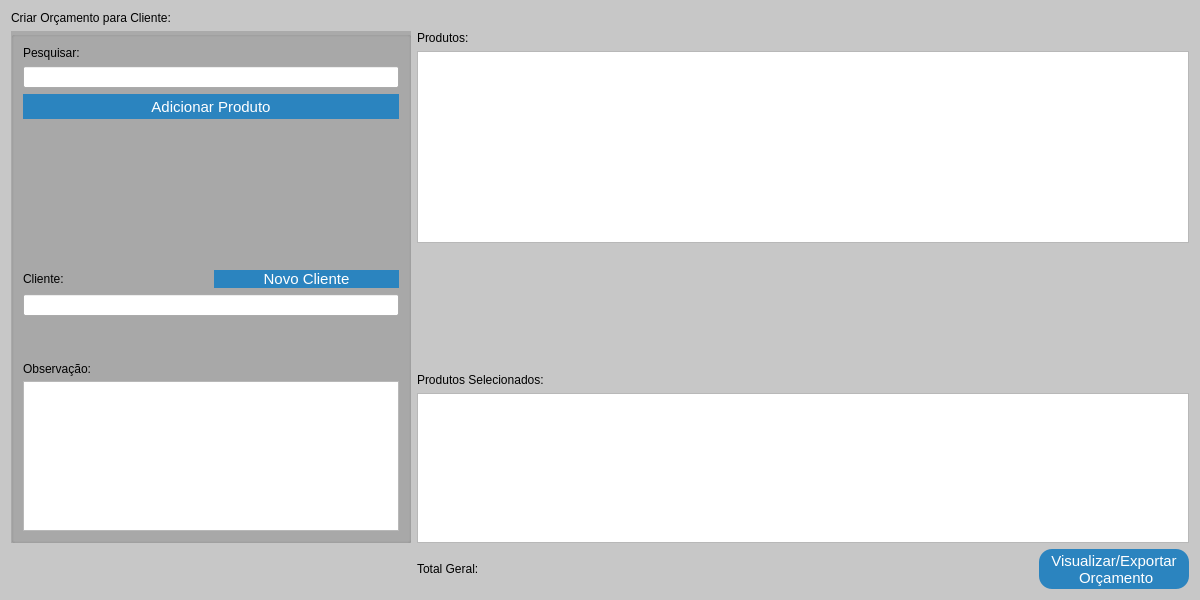
Above: src/janelaorcamento.ui from GabR36/QEstoqueLoja before the change. Below: the same form after it.
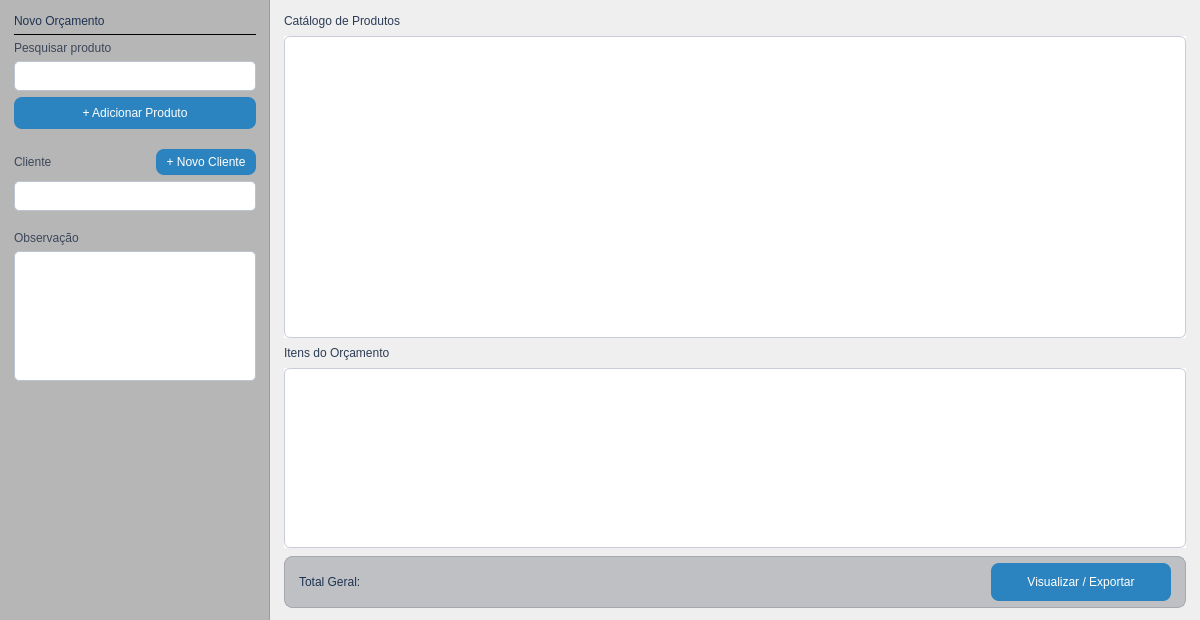
That is the form after the change. Custom widgets are drawn as their Qt base class.

Commit message: entrasvendas refatorado para services e repository + mudanças esteticas pequenas

```diff
--- a/src/janelaorcamento.ui
+++ b/src/janelaorcamento.ui
@@ -7,13 +7,13 @@
     <x>0</x>
     <y>0</y>
     <width>1200</width>
-    <height>600</height>
+    <height>620</height>
    </rect>
   </property>
   <property name="minimumSize">
    <size>
-    <width>1200</width>
-    <height>600</height>
+    <width>1000</width>
+    <height>560</height>
    </size>
   </property>
   <property name="windowTitle">
@@ -21,14 +21,15 @@
   </property>
   <property name="styleSheet">
    <string notr="true">
-#JanelaOrcamento{
-background-color: rgb(199, 199, 199);
+#JanelaOrcamento {
+  background-color: qlineargradient(spread:pad, x1:0, y1:0, x2:1, y2:0,
+    stop:0 rgba(199, 199, 199, 255), stop:1 rgba(170, 170, 170, 255));
 }
-QPushButton{
-background-color: rgb(43, 132, 191);
-color: rgb(255, 255, 255);
-font-size: 15px;
-border-radius: 13px;
+QPushButton {
+  background-color: rgb(43, 132, 191);
+  color: rgb(255, 255, 255);
+  font: 600 10pt &quot;Segoe UI&quot;;
+  border-radius: 8px;
 }
 QPushButton:hover{
 	background-color: rgb(13, 92, 161);
@@ -39,54 +40,131 @@
 font-size: 15px;
 border-radius: 13px;
 }
-QGroupBox{
-background-color:rgb(170, 170, 170);
-	font: 700 9pt &quot;Segoe UI&quot;;
-	font-size: 15px;
+QLineEdit, QTextEdit {
+  background-color: white;
+  border: 1px solid rgb(190, 195, 210);
+  border-radius: 5px;
+  padding: 3px 6px;
+  font: 10pt &quot;Segoe UI&quot;;
 }
+QLineEdit:focus, QTextEdit:focus {
+  border-color: rgb(43, 132, 191);
+}
+QTableView {
+  background-color: white;
+  border: 1px solid rgb(200, 205, 215);
+  border-radius: 6px;
+  gridline-color: rgb(230, 232, 238);
+  selection-background-color: rgb(210, 228, 248);
+  selection-color: rgb(30, 50, 80);
+}
 </string>
   </property>
-  <layout class="QGridLayout" name="gridLayout">
-   <item row="0" column="0" colspan="3">
+  <layout class="QHBoxLayout" name="mainHLayout">
+   <property name="spacing">
+    <number>0</number>
+   </property>
+   <property name="leftMargin">
+    <number>0</number>
+   </property>
+   <property name="topMargin">
+    <number>0</number>
+   </property>
+   <property name="rightMargin">
+    <number>0</number>
+   </property>
+   <property name="bottomMargin">
+    <number>0</number>
+   </property>
+   <item>
+    <widget class="QFrame" name="leftPanel">
+     <property name="minimumSize">
+      <size>
+       <width>270</width>
+       <height>0</height>
+      </size>
+     </property>
+     <property name="maximumSize">
+      <size>
+       <width>270</width>
+       <height>16777215</height>
+      </size>
+     </property>
+     <property name="styleSheet">
+      <string notr="true">
+#leftPanel {
+  background-color: rgb(182, 182, 182);
+  border-right: 1px solid rgb(155, 155, 155);
+}
+      </string>
+     </property>
+     <property name="frameShape">
+      <enum>QFrame::Shape::NoFrame</enum>
+     </property>
+     <layout class="QVBoxLayout" name="leftVLayout">
+      <property name="spacing">
+       <number>6</number>
+      </property>
+      <property name="leftMargin">
+       <number>14</number>
+      </property>
+      <property name="topMargin">
+       <number>14</number>
+      </property>
+      <property name="rightMargin">
+       <number>14</number>
+      </property>
+      <property name="bottomMargin">
+       <number>14</number>
+      </property>
+      <item>
     <widget class="QLabel" name="label_11">
      <property name="styleSheet">
-      <string notr="true">font: 700 15pt &quot;Ubuntu&quot;;</string>
+         <string notr="true">font: 700 11pt &quot;Segoe UI&quot;; color: rgb(30, 50, 80);</string>
      </property>
      <property name="text">
-      <string>Criar Orçamento para Cliente:</string>
+         <string>Novo Orçamento</string>
      </property>
     </widget>
    </item>
-   <item row="1" column="0">
-    <widget class="QGroupBox" name="groupBox">
+      <item>
+       <widget class="QFrame" name="sep1">
      <property name="maximumSize">
       <size>
-       <width>400</width>
-       <height>16777215</height>
-      </size>
-     </property>
-     <property name="title">
-      <string/>
-     </property>
-     <layout class="QVBoxLayout" name="verticalLayout_18">
-      <item>
-       <layout class="QVBoxLayout" name="verticalLayout_14">
+          <width>16777215</width>
+          <height>1</height>
+         </size>
+        </property>
+        <property name="styleSheet">
+         <string notr="true">background-color: rgb(150, 150, 150);</string>
+        </property>
+        <property name="frameShape">
+         <enum>QFrame::Shape::HLine</enum>
+        </property>
+       </widget>
+      </item>
         <item>
          <widget class="QLabel" name="label_7">
           <property name="styleSheet">
-           <string notr="true">font: 500 10pt &quot;Ubuntu&quot;;</string>
+         <string notr="true">font: 600 9pt &quot;Segoe UI&quot;; color: rgb(60, 70, 90);</string>
           </property>
           <property name="text">
-           <string>Pesquisar:</string>
+         <string>Pesquisar produto</string>
           </property>
          </widget>
         </item>
         <item>
          <widget class="CustomLineEdit" name="Ledit_PesquisaProduto">
+        <property name="minimumSize">
+         <size>
+          <width>0</width>
+          <height>30</height>
+         </size>
+        </property>
           <property name="maximumSize">
            <size>
-            <width>1231231</width>
-            <height>16777215</height>
+          <width>16777215</width>
+          <height>30</height>
            </size>
           </property>
          </widget>
@@ -96,53 +174,95 @@
           <property name="minimumSize">
            <size>
             <width>0</width>
-            <height>25</height>
+          <height>32</height>
            </size>
           </property>
           <property name="maximumSize">
            <size>
             <width>16777215</width>
-            <height>25</height>
+          <height>32</height>
            </size>
           </property>
           <property name="text">
-           <string>Adicionar Produto</string>
+         <string>+ Adicionar Produto</string>
           </property>
          </widget>
         </item>
-       </layout>
-      </item>
       <item>
-       <spacer name="verticalSpacer_2">
-        <property name="orientation">
-         <enum>Qt::Orientation::Vertical</enum>
+       <widget class="QFrame" name="sep2">
+        <property name="minimumSize">
+         <size>
+          <width>0</width>
+          <height>8</height>
+         </size>
         </property>
-        <property name="sizeHint" stdset="0">
+        <property name="maximumSize">
          <size>
-          <width>20</width>
-          <height>40</height>
+          <width>16777215</width>
+          <height>8</height>
          </size>
         </property>
-       </spacer>
+        <property name="styleSheet">
+         <string notr="true">background-color: transparent;</string>
+        </property>
+        <property name="frameShape">
+         <enum>QFrame::Shape::NoFrame</enum>
+        </property>
+       </widget>
       </item>
       <item>
-       <layout class="QVBoxLayout" name="verticalLayout_13">
-        <item>
-         <layout class="QHBoxLayout" name="horizontalLayout_4">
+       <layout class="QHBoxLayout" name="clienteHeaderLayout">
+        <property name="spacing">
+         <number>6</number>
+        </property>
           <item>
            <widget class="QLabel" name="label_6">
             <property name="styleSheet">
-             <string notr="true">font: 500 10pt &quot;Ubuntu&quot;;</string>
+           <string notr="true">font: 600 9pt &quot;Segoe UI&quot;; color: rgb(60, 70, 90);</string>
             </property>
             <property name="text">
-             <string>Cliente:</string>
+           <string>Cliente</string>
             </property>
            </widget>
           </item>
+        <item>
+         <spacer name="clienteHeaderSpacer">
+          <property name="orientation">
+           <enum>Qt::Orientation::Horizontal</enum>
+          </property>
+          <property name="sizeHint" stdset="0">
+           <size>
+            <width>40</width>
+            <height>20</height>
+           </size>
+          </property>
+         </spacer>
+        </item>
           <item>
            <widget class="QPushButton" name="Btn_NovoCliente">
+          <property name="sizePolicy">
+           <sizepolicy hsizetype="Fixed" vsizetype="Fixed">
+            <horstretch>0</horstretch>
+            <verstretch>0</verstretch>
+           </sizepolicy>
+          </property>
+          <property name="minimumSize">
+           <size>
+            <width>100</width>
+            <height>26</height>
+           </size>
+          </property>
+          <property name="maximumSize">
+           <size>
+            <width>100</width>
+            <height>26</height>
+           </size>
+          </property>
+          <property name="styleSheet">
+           <string notr="true">font: 600 8pt &quot;Segoe UI&quot;;</string>
+          </property>
             <property name="text">
-             <string>Novo Cliente</string>
+           <string>+ Novo Cliente</string>
             </property>
            </widget>
           </item>
@@ -153,44 +273,46 @@
           <property name="minimumSize">
            <size>
             <width>0</width>
-            <height>0</height>
+          <height>30</height>
            </size>
           </property>
           <property name="maximumSize">
            <size>
             <width>16777215</width>
-            <height>16777215</height>
+          <height>30</height>
            </size>
           </property>
          </widget>
         </item>
-       </layout>
-      </item>
       <item>
-       <layout class="QVBoxLayout" name="verticalLayout_15">
-        <property name="spacing">
-         <number>5</number>
+       <widget class="QFrame" name="sep3">
+        <property name="minimumSize">
+         <size>
+          <width>0</width>
+          <height>8</height>
+         </size>
         </property>
-        <item>
-         <spacer name="verticalSpacer">
-          <property name="orientation">
-           <enum>Qt::Orientation::Vertical</enum>
-          </property>
-          <property name="sizeHint" stdset="0">
+        <property name="maximumSize">
            <size>
-            <width>20</width>
-            <height>40</height>
-           </size>
-          </property>
-         </spacer>
+          <width>16777215</width>
+          <height>8</height>
+         </size>
+        </property>
+        <property name="styleSheet">
+         <string notr="true">background-color: transparent;</string>
+        </property>
+        <property name="frameShape">
+         <enum>QFrame::Shape::NoFrame</enum>
+        </property>
+       </widget>
         </item>
         <item>
          <widget class="QLabel" name="label_9">
           <property name="styleSheet">
-           <string notr="true">font: 500 10pt &quot;Ubuntu&quot;;</string>
+         <string notr="true">font: 600 9pt &quot;Segoe UI&quot;; color: rgb(60, 70, 90);</string>
           </property>
           <property name="text">
-           <string>Observação:</string>
+         <string>Observação</string>
           </property>
          </widget>
         </item>
@@ -199,27 +321,52 @@
           <property name="maximumSize">
            <size>
             <width>16777215</width>
-            <height>150</height>
+          <height>130</height>
            </size>
           </property>
          </widget>
         </item>
-       </layout>
+      <item>
+       <spacer name="leftBottomSpacer">
+        <property name="orientation">
+         <enum>Qt::Orientation::Vertical</enum>
+        </property>
+        <property name="sizeHint" stdset="0">
+         <size>
+          <width>20</width>
+          <height>40</height>
+         </size>
+        </property>
+       </spacer>
       </item>
      </layout>
     </widget>
    </item>
-   <item row="1" column="1" colspan="2">
-    <layout class="QVBoxLayout" name="verticalLayout_21">
      <item>
-      <layout class="QVBoxLayout" name="verticalLayout_17">
+    <widget class="QWidget" name="rightContent">
+     <layout class="QVBoxLayout" name="rightVLayout">
+      <property name="spacing">
+       <number>8</number>
+      </property>
+      <property name="leftMargin">
+       <number>14</number>
+      </property>
+      <property name="topMargin">
+       <number>14</number>
+      </property>
+      <property name="rightMargin">
+       <number>14</number>
+      </property>
+      <property name="bottomMargin">
+       <number>12</number>
+      </property>
        <item>
         <widget class="QLabel" name="label_10">
          <property name="styleSheet">
-          <string notr="true">font: 500 10pt &quot;Ubuntu&quot;;</string>
+         <string notr="true">font: 700 9pt &quot;Segoe UI&quot;; color: rgb(45, 60, 85);</string>
          </property>
          <property name="text">
-          <string>Produtos:</string>
+         <string>Catálogo de Produtos</string>
          </property>
         </widget>
        </item>
@@ -239,39 +386,28 @@
          </property>
         </widget>
        </item>
-      </layout>
-     </item>
-     <item>
-      <spacer name="verticalSpacer_3">
-       <property name="orientation">
-        <enum>Qt::Orientation::Vertical</enum>
-       </property>
-       <property name="sizeHint" stdset="0">
-        <size>
-         <width>20</width>
-         <height>40</height>
-        </size>
-       </property>
-      </spacer>
-     </item>
-     <item>
-      <layout class="QVBoxLayout" name="verticalLayout_16">
        <item>
         <widget class="QLabel" name="label_8">
          <property name="styleSheet">
-          <string notr="true">font: 500 10pt &quot;Ubuntu&quot;;</string>
+         <string notr="true">font: 700 9pt &quot;Segoe UI&quot;; color: rgb(45, 60, 85);</string>
          </property>
          <property name="text">
-          <string>Produtos Selecionados:</string>
+         <string>Itens do Orçamento</string>
          </property>
         </widget>
        </item>
        <item>
         <widget class="QTableView" name="Tview_ProdutosSelec">
+        <property name="minimumSize">
+         <size>
+          <width>0</width>
+          <height>130</height>
+         </size>
+        </property>
          <property name="maximumSize">
           <size>
            <width>16777215</width>
-           <height>150</height>
+          <height>180</height>
           </size>
          </property>
          <property name="contextMenuPolicy">
@@ -294,38 +430,100 @@
          </attribute>
         </widget>
        </item>
-      </layout>
-     </item>
-    </layout>
-   </item>
-   <item row="2" column="1">
+      <item>
+       <widget class="QFrame" name="footerBar">
+        <property name="minimumSize">
+         <size>
+          <width>0</width>
+          <height>52</height>
+         </size>
+        </property>
+        <property name="maximumSize">
+         <size>
+          <width>16777215</width>
+          <height>52</height>
+         </size>
+        </property>
+        <property name="styleSheet">
+         <string notr="true">
+#footerBar {
+  background-color: rgb(190, 192, 196);
+  border-radius: 8px;
+  border: 1px solid rgb(165, 168, 175);
+}
+         </string>
+        </property>
+        <property name="frameShape">
+         <enum>QFrame::Shape::StyledPanel</enum>
+        </property>
+        <layout class="QHBoxLayout" name="footerHLayout">
+         <property name="spacing">
+          <number>12</number>
+         </property>
+         <property name="leftMargin">
+          <number>14</number>
+         </property>
+         <property name="topMargin">
+          <number>6</number>
+         </property>
+         <property name="rightMargin">
+          <number>14</number>
+         </property>
+         <property name="bottomMargin">
+          <number>6</number>
+         </property>
+         <item>
     <widget class="QLabel" name="Lbl_TotalGeral">
      <property name="styleSheet">
-      <string notr="true">font: 700 12pt &quot;Ubuntu&quot;;</string>
+            <string notr="true">font: 700 12pt &quot;Segoe UI&quot;; color: rgb(30, 50, 80);</string>
      </property>
      <property name="text">
       <string>Total Geral:</string>
      </property>
     </widget>
    </item>
-   <item row="2" column="2">
+         <item>
+          <spacer name="footerSpacer">
+           <property name="orientation">
+            <enum>Qt::Orientation::Horizontal</enum>
+           </property>
+           <property name="sizeHint" stdset="0">
+            <size>
+             <width>40</width>
+             <height>20</height>
+            </size>
+           </property>
+          </spacer>
+         </item>
+         <item>
     <widget class="QPushButton" name="Btn_Terminar">
+           <property name="sizePolicy">
+            <sizepolicy hsizetype="Fixed" vsizetype="Fixed">
+             <horstretch>0</horstretch>
+             <verstretch>0</verstretch>
+            </sizepolicy>
+           </property>
      <property name="minimumSize">
       <size>
-       <width>150</width>
-       <height>40</height>
+             <width>180</width>
+             <height>38</height>
       </size>
      </property>
      <property name="maximumSize">
       <size>
-       <width>150</width>
-       <height>40</height>
+             <width>180</width>
+             <height>38</height>
       </size>
      </property>
      <property name="text">
-      <string>Visualizar/Exportar
- Orçamento</string>
-     </property>
+            <string>Visualizar / Exportar</string>
+           </property>
+          </widget>
+         </item>
+        </layout>
+       </widget>
+      </item>
+     </layout>
     </widget>
    </item>
   </layout>
```
Left out of the diff: 11 changed lines with no effect on the pictures. Lines whose indentation alone changed are shown as unchanged. The commit also changes 13 other files.
